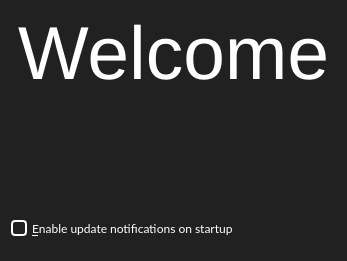
jurplel/qView, file src/qvwelcomedialog.ui: the form before one commit.
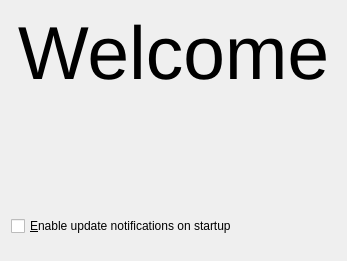
The form after the commit. Icons and pictures are not drawn.

Commit message: Use default styling in Welcome dialog

The edit to the form file:
```diff
--- a/src/qvwelcomedialog.ui
+++ b/src/qvwelcomedialog.ui
@@ -13,9 +13,6 @@
   <property name="windowTitle">
    <string>Welcome</string>
   </property>
-  <property name="styleSheet">
-   <string notr="true">background-color: #212121</string>
-  </property>
   <layout class="QVBoxLayout" name="verticalLayout_2">
    <property name="bottomMargin">
     <number>25</number>
@@ -28,124 +25,6 @@
        <verstretch>0</verstretch>
       </sizepolicy>
      </property>
-     <property name="palette">
-      <palette>
-       <active>
-        <colorrole role="WindowText">
-         <brush brushstyle="SolidPattern">
-          <color alpha="255">
-           <red>255</red>
-           <green>255</green>
-           <blue>255</blue>
-          </color>
-         </brush>
-        </colorrole>
-        <colorrole role="Button">
-         <brush brushstyle="SolidPattern">
-          <color alpha="255">
-           <red>33</red>
-           <green>33</green>
-           <blue>33</blue>
-          </color>
-         </brush>
-        </colorrole>
-        <colorrole role="Base">
-         <brush brushstyle="SolidPattern">
-          <color alpha="255">
-           <red>33</red>
-           <green>33</green>
-           <blue>33</blue>
-          </color>
-         </brush>
-        </colorrole>
-        <colorrole role="Window">
-         <brush brushstyle="SolidPattern">
-          <color alpha="255">
-           <red>33</red>
-           <green>33</green>
-           <blue>33</blue>
-          </color>
-         </brush>
-        </colorrole>
-       </active>
-       <inactive>
-        <colorrole role="WindowText">
-         <brush brushstyle="SolidPattern">
-          <color alpha="255">
-           <red>255</red>
-           <green>255</green>
-           <blue>255</blue>
-          </color>
-         </brush>
-        </colorrole>
-        <colorrole role="Button">
-         <brush brushstyle="SolidPattern">
-          <color alpha="255">
-           <red>33</red>
-           <green>33</green>
-           <blue>33</blue>
-          </color>
-         </brush>
-        </colorrole>
-        <colorrole role="Base">
-         <brush brushstyle="SolidPattern">
-          <color alpha="255">
-           <red>33</red>
-           <green>33</green>
-           <blue>33</blue>
-          </color>
-         </brush>
-        </colorrole>
-        <colorrole role="Window">
-         <brush brushstyle="SolidPattern">
-          <color alpha="255">
-           <red>33</red>
-           <green>33</green>
-           <blue>33</blue>
-          </color>
-         </brush>
-        </colorrole>
-       </inactive>
-       <disabled>
-        <colorrole role="WindowText">
-         <brush brushstyle="SolidPattern">
-          <color alpha="96">
-           <red>164</red>
-           <green>166</green>
-           <blue>168</blue>
-          </color>
-         </brush>
-        </colorrole>
-        <colorrole role="Button">
-         <brush brushstyle="SolidPattern">
-          <color alpha="255">
-           <red>33</red>
-           <green>33</green>
-           <blue>33</blue>
-          </color>
-         </brush>
-        </colorrole>
-        <colorrole role="Base">
-         <brush brushstyle="SolidPattern">
-          <color alpha="255">
-           <red>33</red>
-           <green>33</green>
-           <blue>33</blue>
-          </color>
-         </brush>
-        </colorrole>
-        <colorrole role="Window">
-         <brush brushstyle="SolidPattern">
-          <color alpha="255">
-           <red>33</red>
-           <green>33</green>
-           <blue>33</blue>
-          </color>
-         </brush>
-        </colorrole>
-       </disabled>
-      </palette>
-     </property>
      <property name="font">
       <font>
        <pointsize>56</pointsize>
@@ -161,124 +40,6 @@
    </item>
    <item>
     <widget class="QLabel" name="subtitleLabel">
-     <property name="palette">
-      <palette>
-       <active>
-        <colorrole role="WindowText">
-         <brush brushstyle="SolidPattern">
-          <color alpha="255">
-           <red>255</red>
-           <green>255</green>
-           <blue>255</blue>
-          </color>
-         </brush>
-        </colorrole>
-        <colorrole role="Button">
-         <brush brushstyle="SolidPattern">
-          <color alpha="255">
-           <red>33</red>
-           <green>33</green>
-           <blue>33</blue>
-          </color>
-         </brush>
-        </colorrole>
-        <colorrole role="Base">
-         <brush brushstyle="SolidPattern">
-          <color alpha="255">
-           <red>33</red>
-           <green>33</green>
-           <blue>33</blue>
-          </color>
-         </brush>
-        </colorrole>
-        <colorrole role="Window">
-         <brush brushstyle="SolidPattern">
-          <color alpha="255">
-           <red>33</red>
-           <green>33</green>
-           <blue>33</blue>
-          </color>
-         </brush>
-        </colorrole>
-       </active>
-       <inactive>
-        <colorrole role="WindowText">
-         <brush brushstyle="SolidPattern">
-          <color alpha="255">
-           <red>255</red>
-           <green>255</green>
-           <blue>255</blue>
-          </color>
-         </brush>
-        </colorrole>
-        <colorrole role="Button">
-         <brush brushstyle="SolidPattern">
-          <color alpha="255">
-           <red>33</red>
-           <green>33</green>
-           <blue>33</blue>
-          </color>
-         </brush>
-        </colorrole>
-        <colorrole role="Base">
-         <brush brushstyle="SolidPattern">
-          <color alpha="255">
-           <red>33</red>
-           <green>33</green>
-           <blue>33</blue>
-          </color>
-         </brush>
-        </colorrole>
-        <colorrole role="Window">
-         <brush brushstyle="SolidPattern">
-          <color alpha="255">
-           <red>33</red>
-           <green>33</green>
-           <blue>33</blue>
-          </color>
-         </brush>
-        </colorrole>
-       </inactive>
-       <disabled>
-        <colorrole role="WindowText">
-         <brush brushstyle="SolidPattern">
-          <color alpha="96">
-           <red>164</red>
-           <green>166</green>
-           <blue>168</blue>
-          </color>
-         </brush>
-        </colorrole>
-        <colorrole role="Button">
-         <brush brushstyle="SolidPattern">
-          <color alpha="255">
-           <red>33</red>
-           <green>33</green>
-           <blue>33</blue>
-          </color>
-         </brush>
-        </colorrole>
-        <colorrole role="Base">
-         <brush brushstyle="SolidPattern">
-          <color alpha="255">
-           <red>33</red>
-           <green>33</green>
-           <blue>33</blue>
-          </color>
-         </brush>
-        </colorrole>
-        <colorrole role="Window">
-         <brush brushstyle="SolidPattern">
-          <color alpha="255">
-           <red>33</red>
-           <green>33</green>
-           <blue>33</blue>
-          </color>
-         </brush>
-        </colorrole>
-       </disabled>
-      </palette>
-     </property>
      <property name="text">
       <string/>
      </property>
@@ -292,124 +53,6 @@
    </item>
    <item>
     <widget class="QLabel" name="infoLabel">
-     <property name="palette">
-      <palette>
-       <active>
-        <colorrole role="WindowText">
-         <brush brushstyle="SolidPattern">
-          <color alpha="255">
-           <red>255</red>
-           <green>255</green>
-           <blue>255</blue>
-          </color>
-         </brush>
-        </colorrole>
-        <colorrole role="Button">
-         <brush brushstyle="SolidPattern">
-          <color alpha="255">
-           <red>33</red>
-           <green>33</green>
-           <blue>33</blue>
-          </color>
-         </brush>
-        </colorrole>
-        <colorrole role="Base">
-         <brush brushstyle="SolidPattern">
-          <color alpha="255">
-           <red>33</red>
-           <green>33</green>
-           <blue>33</blue>
-          </color>
-         </brush>
-        </colorrole>
-        <colorrole role="Window">
-         <brush brushstyle="SolidPattern">
-          <color alpha="255">
-           <red>33</red>
-           <green>33</green>
-           <blue>33</blue>
-          </color>
-         </brush>
-        </colorrole>
-       </active>
-       <inactive>
-        <colorrole role="WindowText">
-         <brush brushstyle="SolidPattern">
-          <color alpha="255">
-           <red>255</red>
-           <green>255</green>
-           <blue>255</blue>
-          </color>
-         </brush>
-        </colorrole>
-        <colorrole role="Button">
-         <brush brushstyle="SolidPattern">
-          <color alpha="255">
-           <red>33</red>
-           <green>33</green>
-           <blue>33</blue>
-          </color>
-         </brush>
-        </colorrole>
-        <colorrole role="Base">
-         <brush brushstyle="SolidPattern">
-          <color alpha="255">
-           <red>33</red>
-           <green>33</green>
-           <blue>33</blue>
-          </color>
-         </brush>
-        </colorrole>
-        <colorrole role="Window">
-         <brush brushstyle="SolidPattern">
-          <color alpha="255">
-           <red>33</red>
-           <green>33</green>
-           <blue>33</blue>
-          </color>
-         </brush>
-        </colorrole>
-       </inactive>
-       <disabled>
-        <colorrole role="WindowText">
-         <brush brushstyle="SolidPattern">
-          <color alpha="96">
-           <red>164</red>
-           <green>166</green>
-           <blue>168</blue>
-          </color>
-         </brush>
-        </colorrole>
-        <colorrole role="Button">
-         <brush brushstyle="SolidPattern">
-          <color alpha="255">
-           <red>33</red>
-           <green>33</green>
-           <blue>33</blue>
-          </color>
-         </brush>
-        </colorrole>
-        <colorrole role="Base">
-         <brush brushstyle="SolidPattern">
-          <color alpha="255">
-           <red>33</red>
-           <green>33</green>
-           <blue>33</blue>
-          </color>
-         </brush>
-        </colorrole>
-        <colorrole role="Window">
-         <brush brushstyle="SolidPattern">
-          <color alpha="255">
-           <red>33</red>
-           <green>33</green>
-           <blue>33</blue>
-          </color>
-         </brush>
-        </colorrole>
-       </disabled>
-      </palette>
-     </property>
      <property name="text">
       <string/>
      </property>
@@ -433,41 +76,6 @@
    </item>
    <item>
     <widget class="QCheckBox" name="updateCheckBox">
-     <property name="styleSheet">
-      <string notr="true">QCheckBox {
-	color: white;
-	font-family: Lato;
-	spacing: 5px;
-}
-
-QCheckBox::indicator {
-    width: 12px;
-    height: 12px;
-	border: 2px solid #FFFFFF;
-	border-radius: 4px;
-	background: none;
-}
-
-QCheckBox::indicator:unchecked:hover {
-	background: rgba(255, 255, 255, 90);
-}
-
-QCheckBox::indicator:unchecked:pressed {
-	background: rgba(255, 255, 255, 127);
-}
-
-QCheckBox::indicator:checked {	
-	image: url(:/images/checkmark.png);
-}
-
-QCheckBox::indicator:checked:hover {	
-	background: rgba(255, 255, 255, 90);
-}
-
-QCheckBox::indicator:checked:pressed {	
-	background: rgba(255, 255, 255, 127);
-}</string>
-     </property>
      <property name="text">
       <string>&amp;Enable update notifications on startup</string>
      </property>
```
The commit also changes 1 other file.
